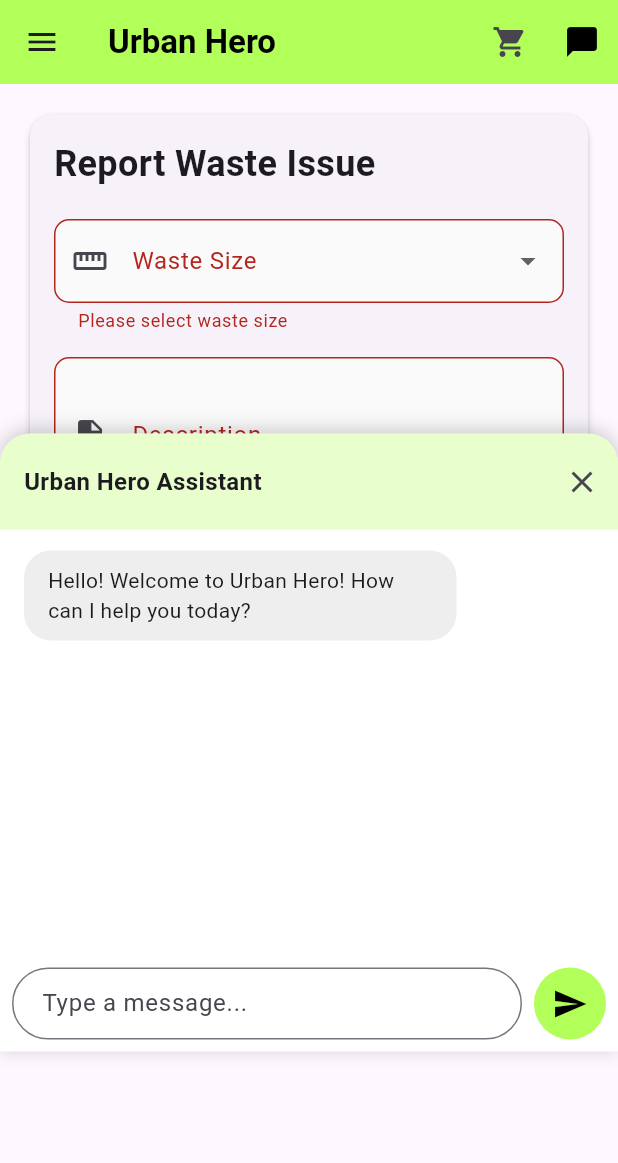
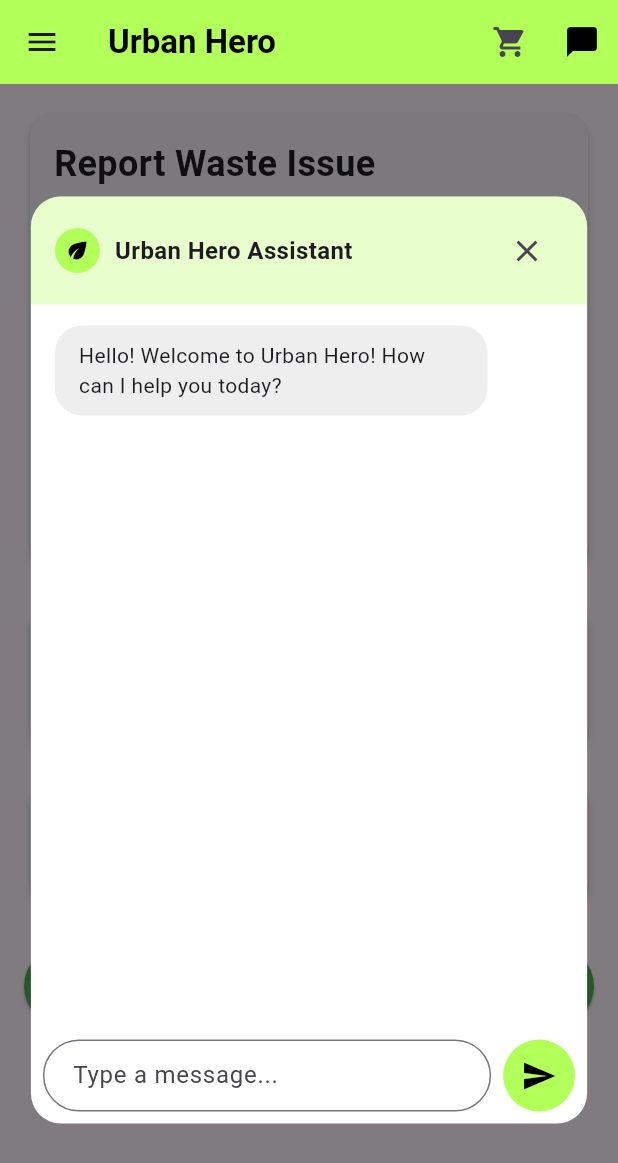
Before and after one commit to Rohithsilent/UrbanHero, a Flutter app: the SecondPage screen opened by its route, after a tap on "Submit Report", after a tap on the "chat bubble outline" icon, on a phone screen of 412 x 824 dp. Shown: the top 1163 px of the screen. Run offline on Flutter 3.47's test engine with Material 3 defaults, Android fonts, the phone set to English and light mode, and no system bars; our stand-ins replace cloud_firestore, firebase_auth, firebase_core, fl_chart, flutter_map, geocoding and 5 more; missing offline and left inert: flutter_map_heatmap; accounts and stored records are empty.

Commit message:
chat ui updated

```diff
--- a/lib/components/citizen/home_screen.dart
+++ b/lib/components/citizen/home_screen.dart
@@ -689,31 +689,24 @@ class _WasteReportFormState extends State<SecondPage> {
               ),
             ),
           ),
+          // Chat overlay
           if (isChatOpen)
-            Positioned(
-              bottom: 0,
-              left: 0,
-              right: 0,
+            Container(
+                color: Colors.black.withOpacity(0.5),
+                width: double.infinity,
+                height: double.infinity,
+                child: Center(
                   child: Container(
-                height: MediaQuery.of(context).size.height * 0.5,
+                    height: MediaQuery.of(context).size.height * 0.75,
+                    width: MediaQuery.of(context).size.width * 0.9,
                     decoration: BoxDecoration(
                       color: Colors.white,
-                  boxShadow: [
-                    BoxShadow(
-                      color: Colors.black.withOpacity(0.2),
-                      blurRadius: 10,
-                      offset: const Offset(0, -2),
-                    ),
-                  ],
-                  borderRadius: const BorderRadius.only(
-                    topLeft: Radius.circular(20),
-                    topRight: Radius.circular(20),
-                  ),
+                      borderRadius: BorderRadius.circular(20),
                     ),
                     child: Column(
                       children: [
                         Container(
-                      padding: const EdgeInsets.symmetric(vertical: 8),
+                          padding: const EdgeInsets.symmetric(vertical: 12, horizontal: 16),
                           decoration: BoxDecoration(
                             color: Colors.lightGreenAccent.withOpacity(0.3),
                             borderRadius: const BorderRadius.only(
@@ -724,15 +717,26 @@ class _WasteReportFormState extends State<SecondPage> {
                           child: Row(
                             mainAxisAlignment: MainAxisAlignment.spaceBetween,
                             children: [
-                          const Padding(
-                            padding: EdgeInsets.only(left: 16),
-                            child: Text(
+                              const Row(
+                                children: [
+                                  CircleAvatar(
+                                    backgroundColor: Colors.lightGreenAccent,
+                                    radius: 15,
+                                    child: Icon(
+                                      Icons.eco,
+                                      size: 18,
+                                      color: Colors.black,
+                                    ),
+                                  ),
+                                  SizedBox(width: 10),
+                                  Text(
                                     'Urban Hero Assistant',
                                     style: TextStyle(
                                       fontWeight: FontWeight.bold,
                                       fontSize: 16,
                                     ),
                                   ),
+                                ],
                               ),
                               IconButton(
                                 icon: const Icon(Icons.close),
@@ -743,15 +747,12 @@ class _WasteReportFormState extends State<SecondPage> {
                         ),
                         Expanded(
                           child: ListView.builder(
-                        padding: const EdgeInsets.only(top: 10, bottom: 10),
+                            padding: const EdgeInsets.symmetric(vertical: 10, horizontal: 16),
                             itemCount: chatMessages.length,
                             itemBuilder: (context, index) {
                               final message = chatMessages[index];
                               return Padding(
-                            padding: const EdgeInsets.symmetric(
-                              horizontal: 16,
-                              vertical: 4,
-                            ),
+                                padding: const EdgeInsets.symmetric(vertical: 4),
                                 child: Align(
                                   alignment: message['isBot']
                                       ? Alignment.centerLeft
@@ -826,7 +827,9 @@ class _WasteReportFormState extends State<SecondPage> {
                       ],
                     ),
                   ),
-            ),
+                ),),
+
+
           if (isLoading)
             Container(
               color: Colors.black.withOpacity(0.3),
```
Also changed, not shown: 4 other files. Lines whose indentation alone changed are shown as unchanged.
